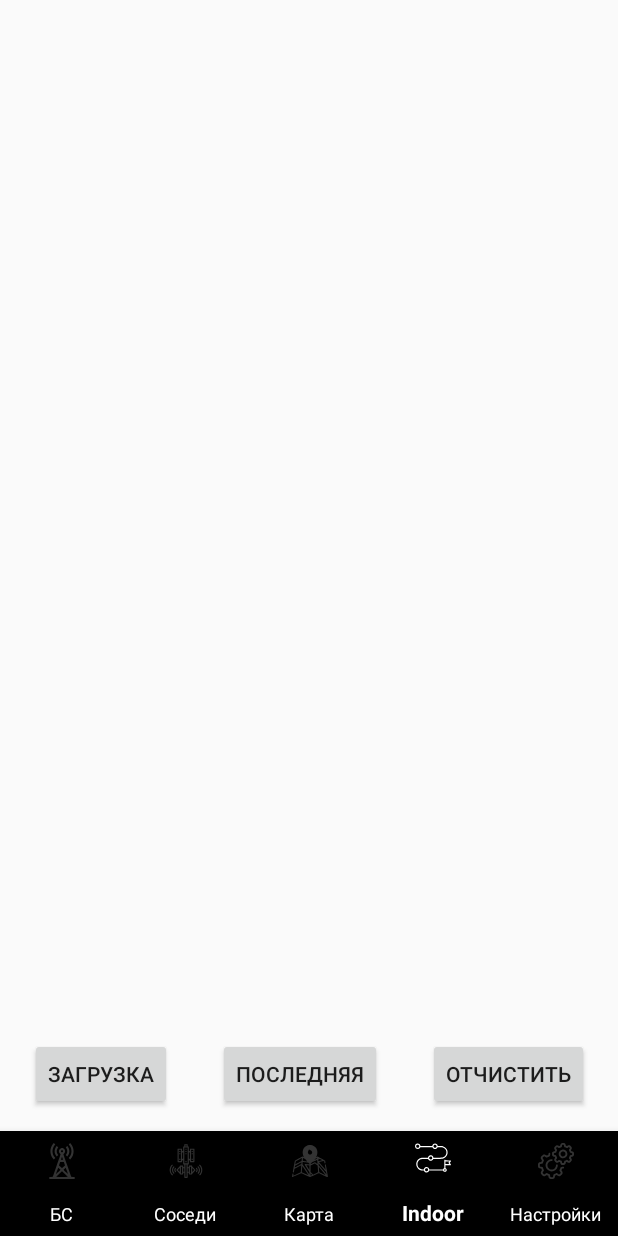
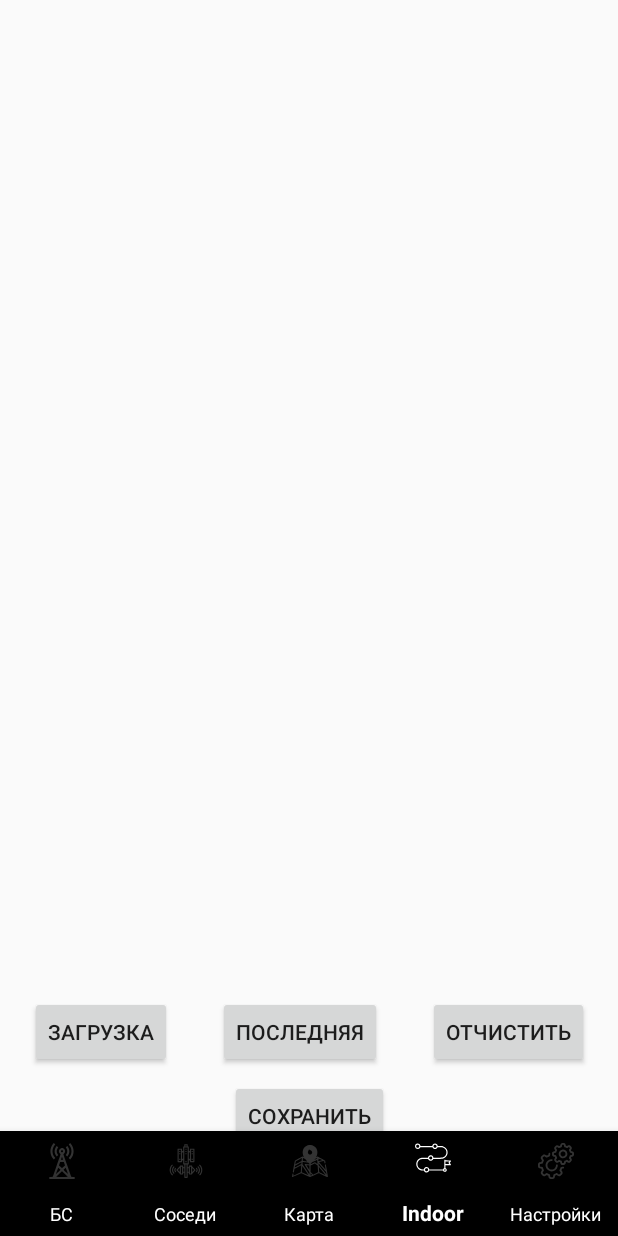
Before and after one commit to KaraFeiKa/Gut_Logger, an Android app: the screen it shows after launch (MainActivity), item 4 of the bottom bar chosen, on a phone screen of 412 x 824 dp. Run offline under Robolectric (Android 15) with nearby library versions, the phone set to English and light mode, and no system bars; libraries missing offline, so code that uses them is left out: com.opencsv, com.yandex.mapkit, com.yandex.runtime; 3 statements that could not run were skipped.

Commit message:
21.03.24 _ indoor_start

```diff
--- a/app/build.gradle.kts
+++ b/app/build.gradle.kts
@@ -47,6 +47,8 @@ dependencies {
     implementation ("org.osmdroid:osmdroid-android:6.1.18")
     implementation ("com.github.MKergall:osmbonuspack:6.9.0")
 
+    implementation("com.github.MikeOrtiz:TouchImageView:1.4.1")
+
     implementation("com.google.android.material:material:1.11.0")
     implementation("androidx.constraintlayout:constraintlayout:2.1.4")
 
--- a/app/src/main/res/layout/butt_for_indor.xml
+++ b/app/src/main/res/layout/butt_for_indor.xml
@@ -42,4 +42,16 @@
         app:layout_constraintEnd_toEndOf="parent"
         app:layout_constraintStart_toEndOf="@+id/Clear_last"
         app:layout_constraintTop_toTopOf="parent" />
+
+    <Button
+        android:id="@+id/Save"
+        android:layout_width="wrap_content"
+        android:layout_height="wrap_content"
+        android:layout_marginStart="24dp"
+        android:layout_marginTop="8dp"
+        android:layout_marginEnd="24dp"
+        android:text="Сохранить"
+        app:layout_constraintEnd_toEndOf="parent"
+        app:layout_constraintStart_toStartOf="parent"
+        app:layout_constraintTop_toBottomOf="@+id/Load" />
 </androidx.constraintlayout.widget.ConstraintLayout>
--- a/app/src/main/res/layout/fragment_indoor.xml
+++ b/app/src/main/res/layout/fragment_indoor.xml
@@ -11,8 +11,7 @@
         android:id="@+id/imageView"
         android:layout_width="match_parent"
         android:layout_height="670dp"
-        android:layout_weight="1"
-        tools:srcCompat="@tools:sample/avatars" />
+        android:layout_weight="1" />
 
     <include
         android:id="@+id/butt_for_indoor"
```
Also changed, not shown: app/src/main/java/com/example/testkotlin/fragments/IndoorFragment.kt (+85 -20 lines).
